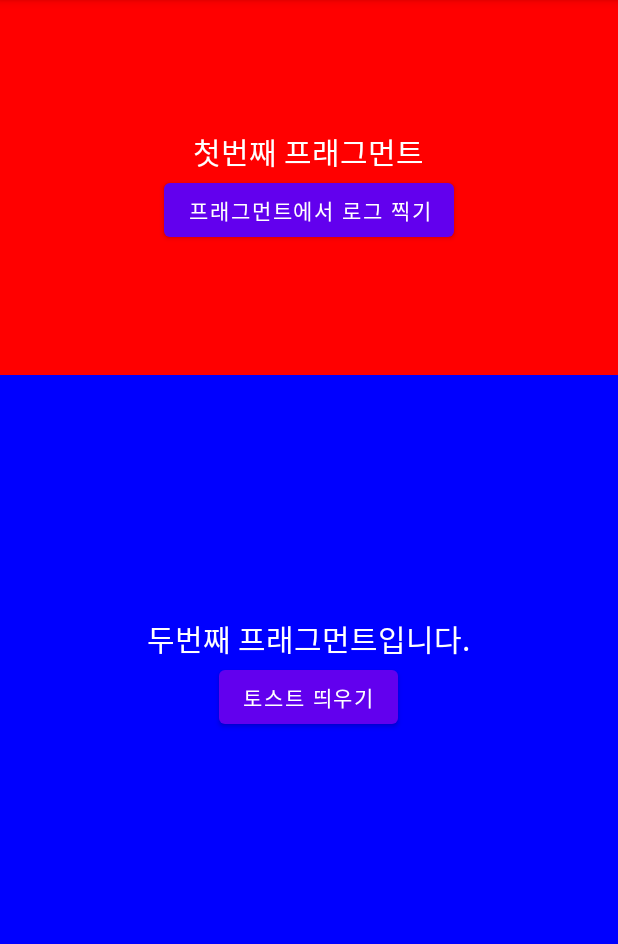
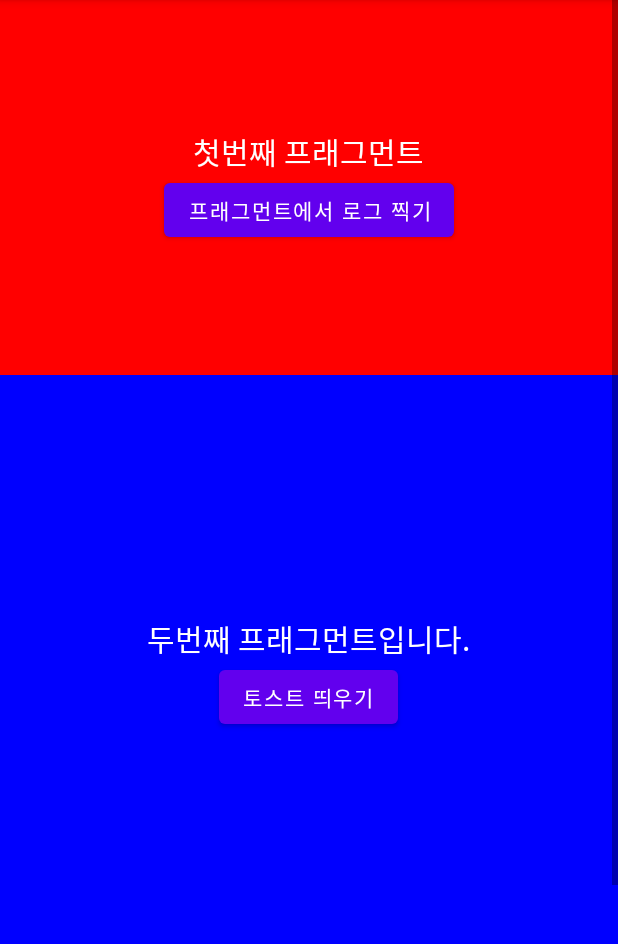
Before and after one commit to cho881020/Fragment_20210824, an Android app: the first screen one second after launch (MainActivity), on a phone screen of 412 x 824 dp, the part 84-1028 px from its top. Run offline under Robolectric (Android 15) with nearby library versions, the phone set to English and light mode, and no system bars.

Commit message:
스크롤뷰 활용 예시

```diff
--- a/app/src/main/res/layout/activity_main.xml
+++ b/app/src/main/res/layout/activity_main.xml
@@ -6,6 +6,15 @@
     android:orientation="vertical"
     android:layout_height="match_parent"
     tools:context=".MainActivity">
+
+    <ScrollView
+        android:layout_width="match_parent"
+        android:layout_height="match_parent">
+
+        <LinearLayout
+            android:layout_width="match_parent"
+            android:layout_height="wrap_content"
+            android:orientation="vertical">
 
             <fragment
                 android:layout_width="match_parent"
@@ -27,3 +36,9 @@
                 android:tag="firstFrag" />
 
         </LinearLayout>
+
+    </ScrollView>
+
+
+
+</LinearLayout>
```
Lines whose indentation alone changed are shown as unchanged.
